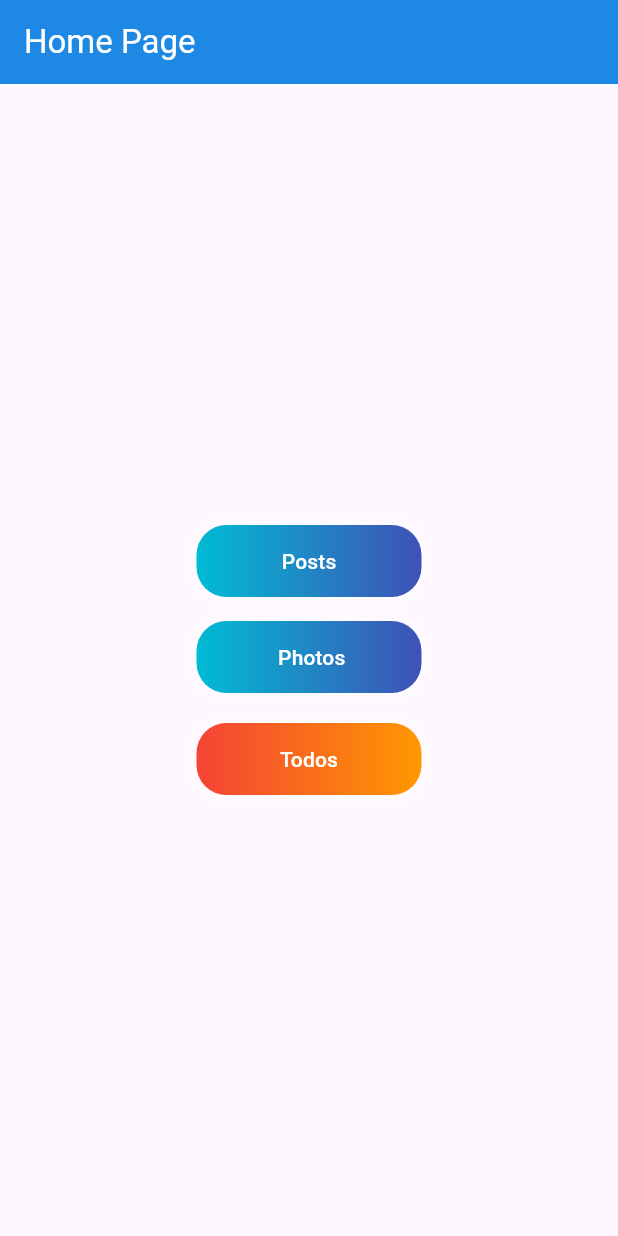
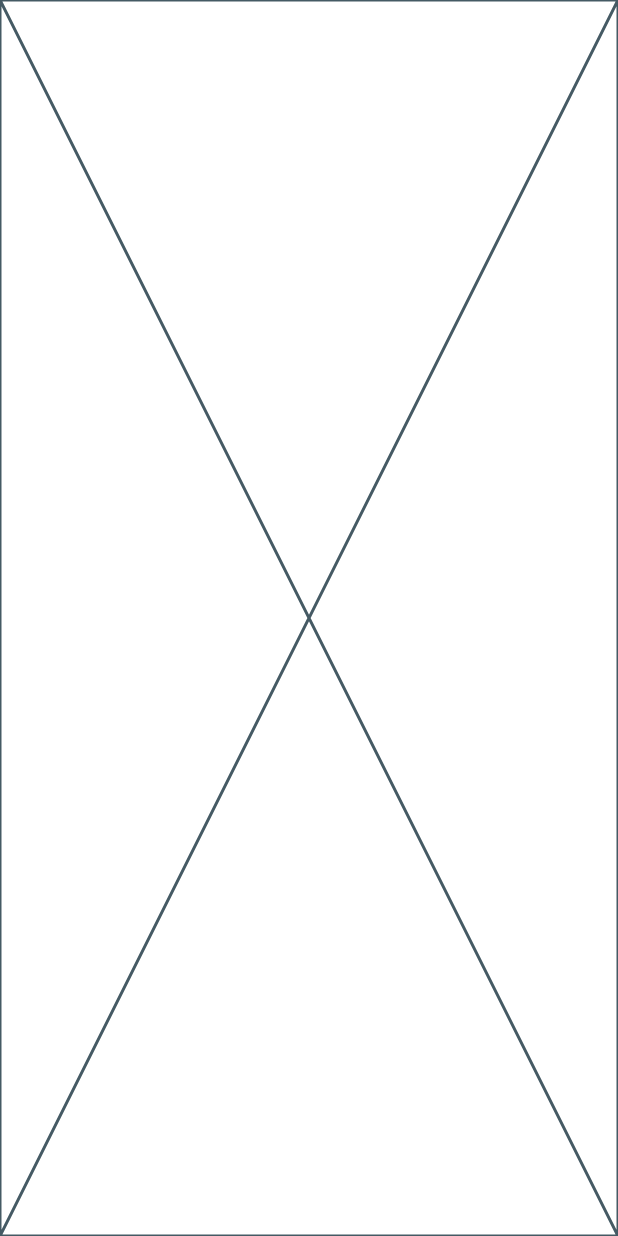
Before and after one commit to SulabhShrestha/riverpod-task, a Flutter app: the screen it shows after launch, after a tap on "Posts", on a phone screen of 412 x 824 dp. Run offline on Flutter 3.47's test engine with Material 3 defaults, Android fonts, the phone set to English and light mode, and no system bars; our stand-ins replace freezed_annotation, go_router.

Commit message:
Navigation added from homepage to respective page

```diff
--- a/lib/main.dart
+++ b/lib/main.dart
@@ -1,11 +1,7 @@
 import 'package:flutter/material.dart';
-import 'package:riverpod_task/models/comment_model.dart';
 import 'package:riverpod_task/routing/routing.dart';
 
 void main() {
-  var model =
-      const CommentModel(firstName: "firstName", lastName: "lastName", age: 12);
-  debugPrint(model.toString());
   runApp(const MyApp());
 }
 
@@ -21,6 +17,9 @@ class MyApp extends StatelessWidget {
             backgroundColor: Colors.blue.shade600,
             foregroundColor: Colors.white),
         primarySwatch: Colors.blue,
+        pageTransitionsTheme: const PageTransitionsTheme(builders: {
+          TargetPlatform.android: CupertinoPageTransitionsBuilder()
+        }),
       ),
       routerConfig: routing,
     );
--- a/lib/pages/home_page/home_page.dart
+++ b/lib/pages/home_page/home_page.dart
@@ -1,4 +1,5 @@
 import 'package:flutter/material.dart';
+import 'package:go_router/go_router.dart';
 import 'package:riverpod_task/pages/home_page/widgets/gradient_button.dart';
 
 class HomePage extends StatelessWidget {
@@ -13,30 +14,36 @@ class HomePage extends StatelessWidget {
           mainAxisAlignment: MainAxisAlignment.center,
           children: [
             GradientButton(
-              child: Text(
+              child: const Text(
                 "Posts",
                 style: TextStyle(color: Colors.white),
               ),
-              onTap: () {},
+              onTap: () {
+                context.go("/posts");
+              },
             ),
-            SizedBox(height: 16),
+            const SizedBox(height: 16),
             GradientButton(
-              child: Text(
+              child: const Text(
                 " Photos",
                 style: TextStyle(color: Colors.white),
               ),
-              onTap: () {},
+              onTap: () {
+                context.go("/photos");
+              },
             ),
-            SizedBox(height: 20),
+            const SizedBox(height: 20),
             GradientButton(
-              linearGradient: LinearGradient(
+              linearGradient: const LinearGradient(
                 colors: [Colors.red, Colors.orange],
               ),
-              child: Text(
+              child: const Text(
                 "Todos",
                 style: TextStyle(color: Colors.white),
               ),
-              onTap: () {},
+              onTap: () {
+                context.go("/todos");
+              },
             ),
           ],
         ),
--- /dev/null
+++ b/lib/pages/posts_page/posts_page.dart
@@ -0,0 +1,11 @@
+import 'package:flutter/foundation.dart';
+import 'package:flutter/material.dart';
+
+class PostsPage extends StatelessWidget {
+  const PostsPage({super.key});
+
+  @override
+  Widget build(BuildContext context) {
+    return const Placeholder();
+  }
+}
--- a/lib/routing/routing.dart
+++ b/lib/routing/routing.dart
@@ -1,5 +1,8 @@
 import 'package:go_router/go_router.dart';
 import 'package:riverpod_task/pages/home_page/home_page.dart';
+import 'package:riverpod_task/pages/photos_page/photos_page.dart';
+import 'package:riverpod_task/pages/posts_page/posts_page.dart';
+import 'package:riverpod_task/pages/todos_page/todos_page.dart';
 
 // GoRouter configuration
 final routing = GoRouter(
@@ -7,6 +10,20 @@ final routing = GoRouter(
     GoRoute(
       path: '/',
       builder: (context, state) => const HomePage(),
+      routes: [
+        GoRoute(
+          path: 'posts',
+          builder: (context, state) => const PostsPage(),
+        ),
+        GoRoute(
+          path: 'photos',
+          builder: (context, state) => const PhotosPage(),
+        ),
+        GoRoute(
+          path: 'todos',
+          builder: (context, state) => const TodosPage(),
+        ),
+      ],
     ),
   ],
 );
```
Also changed, not shown: lib/models/comment_model.dart (deleted, +0 -21 lines), lib/models/todo_model/todo_model.dart (added, +14 -0 lines), lib/pages/photos_page/photos_page.dart (added, +11 -0 lines), lib/pages/todos_page/todos_page.dart (added, +15 -0 lines), lib/models/comment_model.g.dart (deleted), lib/models/todo_model/todo_model.freezed.dart.
